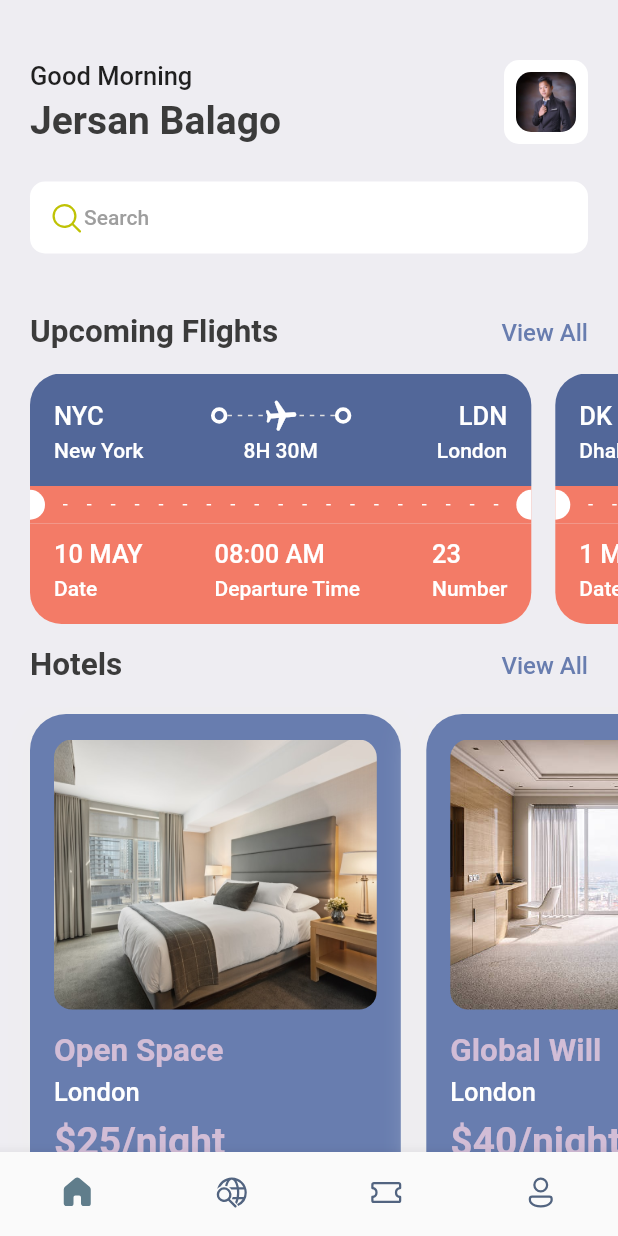
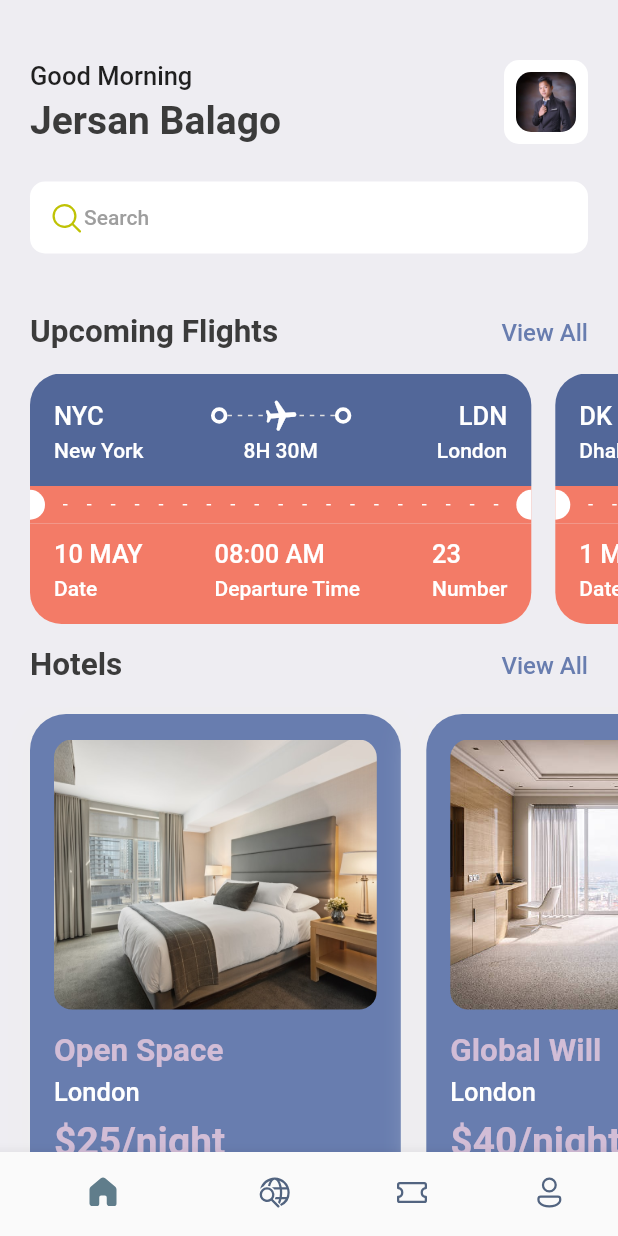
Before and after one commit to jersanmd/ticket_booking, a Flutter app: the screen it shows after launch, on a phone screen of 412 x 824 dp. Run offline on Flutter 3.47's test engine with Material 2 defaults, Android fonts, the phone set to English and light mode, and no system bars; our stand-ins replace barcode_widget, fluentui_icons, gap, get.

Commit message:
Updating Gap Values to AppLayout

```diff
--- a/lib/screens/bottom_bar.dart
+++ b/lib/screens/bottom_bar.dart
@@ -39,7 +39,7 @@ class _BottomBarState extends State<BottomBar> {
         showSelectedLabels: false,
         showUnselectedLabels: false,
         selectedItemColor: Colors.blueGrey,
-        type: BottomNavigationBarType.fixed,
+        type: BottomNavigationBarType.shifting,
         unselectedItemColor: const Color(0xFF526480),
         items: const[
           BottomNavigationBarItem(
--- a/lib/screens/home_screen.dart
+++ b/lib/screens/home_screen.dart
@@ -82,7 +82,7 @@ class _HomeScreenState extends State<HomeScreen> {
             ),
           ),
 
-          const Gap(15),
+          Gap(AppLayout.getHeight(15)),
           SingleChildScrollView(
             scrollDirection: Axis.horizontal,
             padding: const EdgeInsets.only(left: 20),
@@ -92,13 +92,13 @@ class _HomeScreenState extends State<HomeScreen> {
             ),
           ),
 
-          const Gap(15),
+          Gap(AppLayout.getHeight(15)),
           Container(
             padding: const EdgeInsets.symmetric(horizontal: 20),
             child: const AppDoubleTextWidget(bigText: 'Hotels', smallText: 'View All')
           ),
 
-          const Gap(15),
+          Gap(AppLayout.getHeight(15)),
           SingleChildScrollView(
             scrollDirection: Axis.horizontal,
             padding: const EdgeInsets.only(left: 20),
@@ -106,7 +106,7 @@ class _HomeScreenState extends State<HomeScreen> {
               children: hotelList.map((singleHotel) => HotelScreen(hotel: singleHotel)).toList()
             ),
           ),
-          const Gap(25),
+          Gap(AppLayout.getHeight(25)),
         ],
       ),
     );
--- a/lib/screens/profile_screen.dart
+++ b/lib/screens/profile_screen.dart
@@ -15,7 +15,7 @@ class ProfileScreen extends StatelessWidget {
     return Scaffold(
       backgroundColor: Styles.bgColor,
       body: ListView(
-        padding: EdgeInsets.all(AppLayout.getHeight(20)),
+        padding: EdgeInsets.symmetric(vertical: AppLayout.getHeight(20), horizontal: AppLayout.getWidth(30)),
         children: [
           Gap(AppLayout.getHeight(40)),
           Row(
@@ -137,7 +137,7 @@ class ProfileScreen extends StatelessWidget {
           ),
           Gap(AppLayout.getHeight(25)),
           Text('Accumulated miles', style: Styles.headlineStyle2),
-          Gap(AppLayout.getHeight(15)),
+          Gap(AppLayout.getHeight(20)),
           Column(
             children: [
               Text('192802', style: TextStyle(
```
